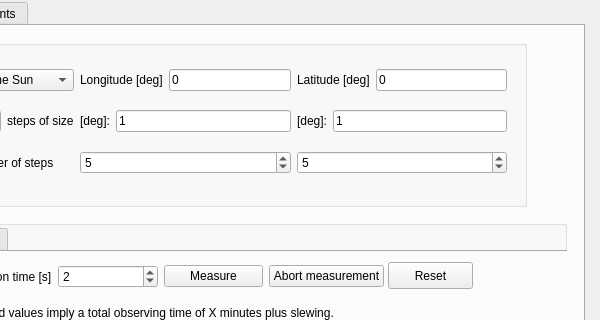
This is Control_program/SALSA_mapper_UI.ui in varenius/salsa as Qt 5 draws it before an edit; both pictures show x 146 to 746 and y 0 to 320 of the 746 by 535 pixel window. The edited form follows.
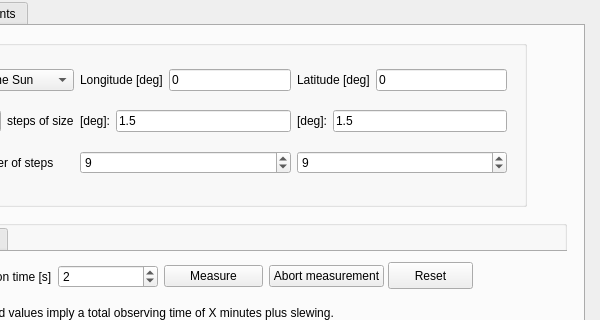
This is the edited form.

Commit message: Revised DMC-file because realised that the 4 cogsteps at start and end can only be reached when using full speed motor, not pulsing mode. Also updated mapper to include 1D and 2D gaussian fitting. This fixes #21.

Diff of the .ui file:
```diff
--- a/Control_program/SALSA_mapper_UI.ui
+++ b/Control_program/SALSA_mapper_UI.ui
@@ -145,7 +145,7 @@
           <item>
            <widget class="QLineEdit" name="offset_left">
             <property name="text">
-             <string>1</string>
+             <string>1.5</string>
             </property>
             <property name="readOnly">
              <bool>false</bool>
@@ -166,7 +166,7 @@
           <item>
            <widget class="QLineEdit" name="offset_right">
             <property name="text">
-             <string>1</string>
+             <string>1.5</string>
             </property>
             <property name="readOnly">
              <bool>false</bool>
@@ -231,7 +231,7 @@
              <number>1</number>
             </property>
             <property name="value">
-             <number>5</number>
+             <number>9</number>
             </property>
            </widget>
           </item>
@@ -251,7 +251,7 @@
              <number>1</number>
             </property>
             <property name="value">
-             <number>5</number>
+             <number>9</number>
             </property>
            </widget>
           </item>
```
Left out of the diff: 9 changed lines with no effect on the pictures. The commit also changes 3 other files.
